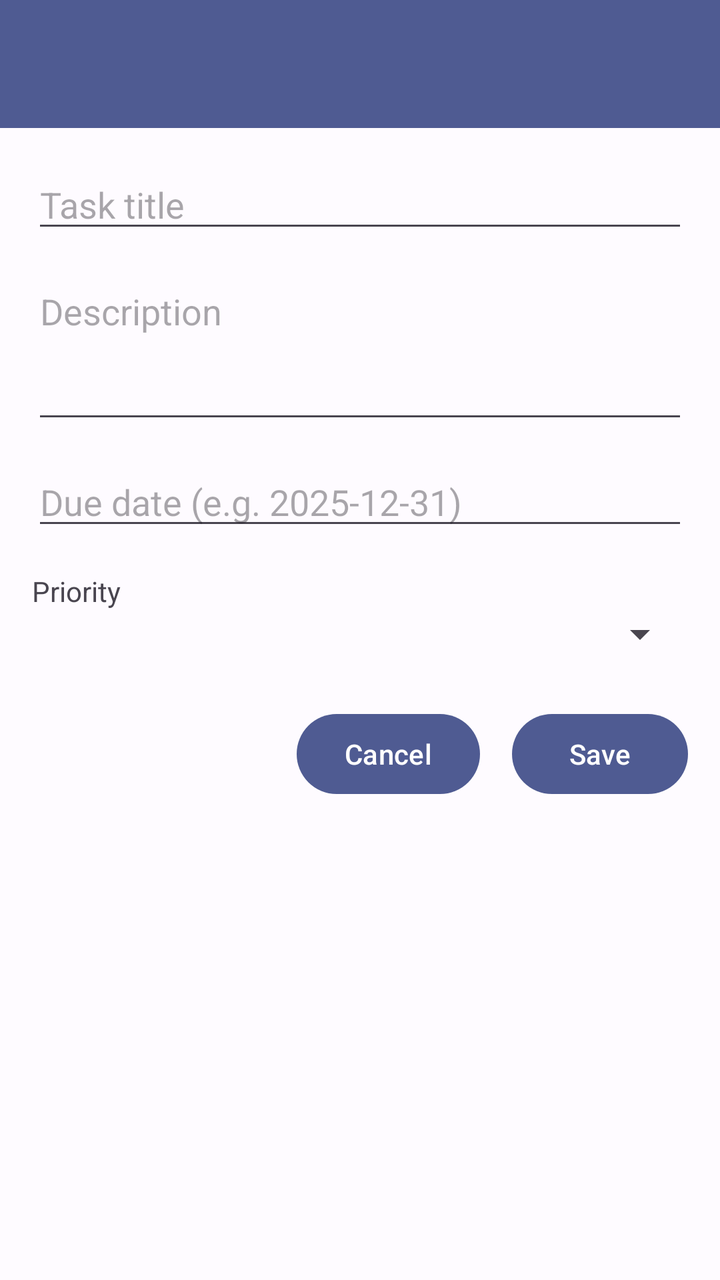
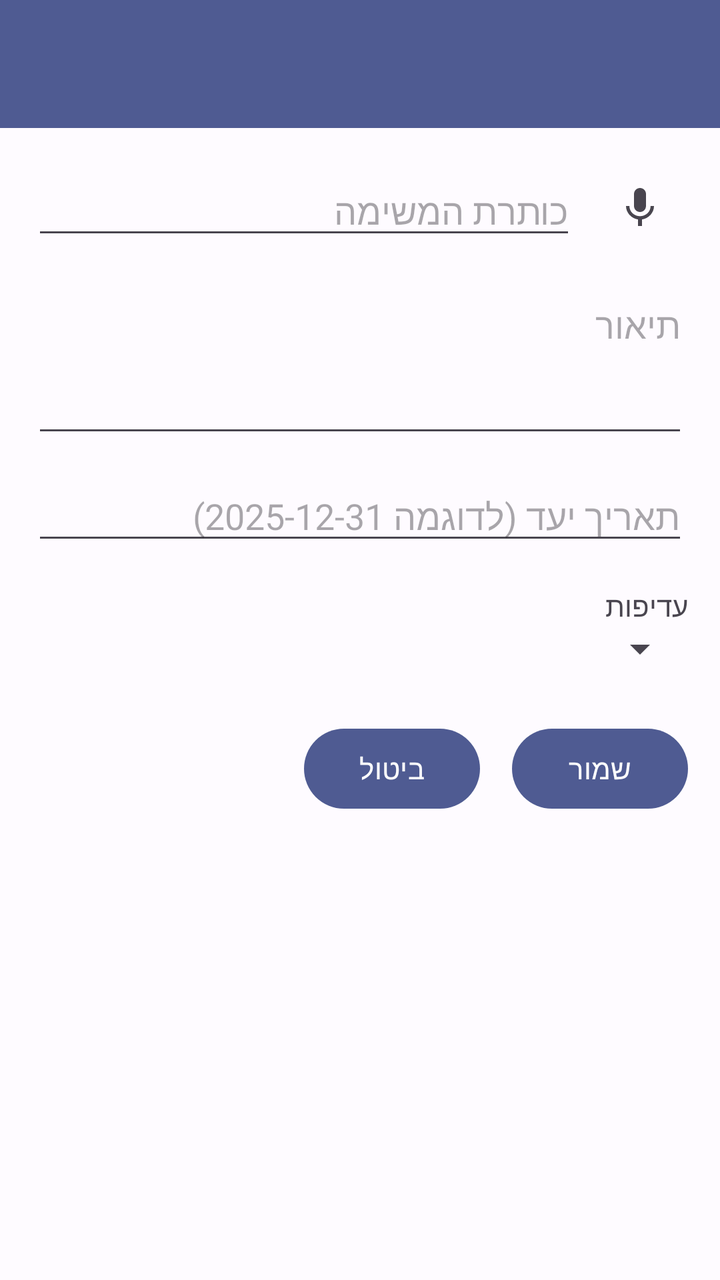

The first picture is an Android layout as it rendered before a commit; the second is the same layout after the commit. The layout source and the unified diff follow.
<!-- AndroidManifest.xml: application theme Theme.TaskMasterFinalProject -->
<!-- res/layout/activity_add_task.xml -->
<?xml version="1.0" encoding="utf-8"?>
<androidx.constraintlayout.widget.ConstraintLayout xmlns:android="http://schemas.android.com/apk/res/android"
    xmlns:app="http://schemas.android.com/apk/res-auto"
    xmlns:tools="http://schemas.android.com/tools"
    android:layout_width="match_parent"
    android:layout_height="match_parent"
    tools:context=".addtask.AddTaskActivity">

    <androidx.appcompat.widget.Toolbar
        android:id="@+id/toolbar"
        android:layout_width="match_parent"
        android:layout_height="?attr/actionBarSize"
        android:background="?attr/colorPrimary"
        android:theme="?attr/actionBarTheme"
        app:titleTextColor="?attr/colorOnPrimary"
        app:layout_constraintTop_toTopOf="parent"
        app:layout_constraintStart_toStartOf="parent"
        app:layout_constraintEnd_toEndOf="parent" />

    <androidx.core.widget.NestedScrollView
        android:id="@+id/add_task_scroll"
        android:layout_width="0dp"
        android:layout_height="0dp"
        android:fillViewport="true"
        android:padding="16dp"
        app:layout_constraintTop_toBottomOf="@id/toolbar"
        app:layout_constraintBottom_toBottomOf="parent"
        app:layout_constraintStart_toStartOf="parent"
        app:layout_constraintEnd_toEndOf="parent">

        <LinearLayout
            android:layout_width="match_parent"
            android:layout_height="wrap_content"
            android:orientation="vertical">
            
            

            <EditText
                android:id="@+id/edit_task_title"
                android:layout_width="match_parent"
                android:layout_height="wrap_content"
                android:hint="@string/hint_task_title"
                android:inputType="textCapSentences" />

            <EditText
                android:id="@+id/edit_task_description"
                android:layout_width="match_parent"
                android:layout_height="wrap_content"
                android:hint="@string/hint_task_description"
                android:inputType="textMultiLine"
                android:minLines="3"
                android:gravity="top"
                android:layout_marginTop="12dp" />

            <EditText
                android:id="@+id/edit_task_due_date"
                android:layout_width="match_parent"
                android:layout_height="wrap_content"
                android:hint="@string/hint_task_due_date"
                android:inputType="none"
                android:focusable="false"
                android:clickable="true"
                android:layout_marginTop="12dp" />

            <TextView
                android:id="@+id/text_priority_label"
                android:layout_width="match_parent"
                android:layout_height="wrap_content"
                android:text="@string/label_priority"
                android:layout_marginTop="16dp" />

            <Spinner
                android:id="@+id/spinner_task_priority"
                android:layout_width="match_parent"
                android:layout_height="wrap_content" />

            <LinearLayout
                android:id="@+id/layout_buttons"
                android:layout_width="match_parent"
                android:layout_height="wrap_content"
                android:orientation="horizontal"
                android:gravity="end"
                android:layout_marginTop="24dp">

                <Button
                    android:id="@+id/button_cancel_task"
                    android:layout_width="wrap_content"
                    android:layout_height="wrap_content"
                    android:text="@string/button_cancel" />

                <Button
                    android:id="@+id/button_save_task"
                    android:layout_width="wrap_content"
                    android:layout_height="wrap_content"
                    android:text="@string/button_save"
                    android:layout_marginStart="16dp" />

            </LinearLayout>

        </LinearLayout>

    </androidx.core.widget.NestedScrollView>

</androidx.constraintlayout.widget.ConstraintLayout>
<!-- resources referenced by this layout -->
<resources>
  <string name="button_cancel">Cancel</string>
  <string name="button_save">Save</string>
  <string name="hint_task_description">Description</string>
  <string name="hint_task_due_date">Due date (e.g. 2025-12-31)</string>
  <string name="hint_task_title">Task title</string>
  <string name="label_priority">Priority</string>
  <style name="Theme.TaskMasterFinalProject" parent="Base.Theme.TaskMasterFinalProject" />
  <color name="md_theme_light_primary">#4F5B92</color>
  <color name="md_theme_light_onPrimary">#FFFFFF</color>
  <color name="md_theme_light_primaryContainer">#DDE1FF</color>
  <color name="md_theme_light_onPrimaryContainer">#06164B</color>
  <color name="md_theme_light_secondary">#595D72</color>
  <color name="md_theme_light_onSecondary">#FFFFFF</color>
  <color name="md_theme_light_secondaryContainer">#DEE1F9</color>
  <color name="md_theme_light_onSecondaryContainer">#161B2C</color>
  <color name="md_theme_light_tertiary">#75546F</color>
  <color name="md_theme_light_onTertiary">#FFFFFF</color>
  <color name="md_theme_light_tertiaryContainer">#FFD7F5</color>
  <color name="md_theme_light_onTertiaryContainer">#2C1229</color>
  <color name="md_theme_light_error">#BA1A1A</color>
  <color name="md_theme_light_onError">#FFFFFF</color>
  <color name="md_theme_light_errorContainer">#FFDAD6</color>
  <color name="md_theme_light_onErrorContainer">#410002</color>
  <color name="md_theme_light_background">#FEFBFF</color>
  <color name="md_theme_light_onBackground">#1B1B1F</color>
  <color name="md_theme_light_surface">#FEFBFF</color>
  <color name="md_theme_light_onSurface">#1B1B1F</color>
  <color name="md_theme_light_surfaceVariant">#E3E1EC</color>
  <color name="md_theme_light_onSurfaceVariant">#46464F</color>
  <color name="md_theme_light_outline">#767680</color>
  <!-- unchanged entries left out for length: 1 -->
</resources>

<!-- the commit's change to res/layout/activity_add_task.xml (unified diff, before → after) -->
@@ -35,12 +35,30 @@
             
             
 
-            <EditText
-                android:id="@+id/edit_task_title"
+            <LinearLayout
                 android:layout_width="match_parent"
                 android:layout_height="wrap_content"
-                android:hint="@string/hint_task_title"
-                android:inputType="textCapSentences" />
+                android:orientation="horizontal"
+                android:gravity="center_vertical">
+
+                <EditText
+                    android:id="@+id/edit_task_title"
+                    android:layout_width="0dp"
+                    android:layout_height="wrap_content"
+                    android:layout_weight="1"
+                    android:hint="@string/hint_task_title"
+                    android:inputType="textCapSentences" />
+
+                <ImageButton
+                    android:id="@+id/button_voice_input"
+                    android:layout_width="48dp"
+                    android:layout_height="48dp"
+                    android:background="?attr/selectableItemBackgroundBorderless"
+                    android:contentDescription="@string/voice_input"
+                    android:src="@drawable/ic_mic"
+                    android:layout_marginStart="8dp" />
+
+            </LinearLayout>
 
             <EditText
                 android:id="@+id/edit_task_description"
<!-- resource entries referenced after the edit -->
@@ -1,11 +1,23 @@
 <!-- resources referenced by this layout -->
 <resources>
-  <string name="button_cancel">Cancel</string>
-  <string name="button_save">Save</string>
-  <string name="hint_task_description">Description</string>
-  <string name="hint_task_due_date">Due date (e.g. 2025-12-31)</string>
-  <string name="hint_task_title">Task title</string>
-  <string name="label_priority">Priority</string>
+  <!-- drawable ic_mic (drawable) -->
+  <vector xmlns:android="http://schemas.android.com/apk/res/android"
+      android:width="24dp"
+      android:height="24dp"
+      android:viewportWidth="24.0"
+      android:viewportHeight="24.0"
+      android:tint="?attr/colorControlNormal">
+      <path
+          android:fillColor="@android:color/white"
+          android:pathData="M12,14c1.66,0 2.99,-1.34 2.99,-3L15,5c0,-1.66 -1.34,-3 -3,-3S9,3.34 9,5v6c0,1.66 1.34,3 3,3zM17.3,11c0,3 -2.54,5.1 -5.3,5.1S6.7,14 6.7,11H5c0,3.41 2.72,6.23 6,6.72V21h2v-3.28c3.28,-0.48 6,-3.3 6,-6.72h-1.7z"/>
+  </vector>
+  <string name="button_cancel">ביטול</string>
+  <string name="button_save">שמור</string>
+  <string name="hint_task_description">תיאור</string>
+  <string name="hint_task_due_date">תאריך יעד (לדוגמה 2025-12-31)</string>
+  <string name="hint_task_title">כותרת המשימה</string>
+  <string name="label_priority">עדיפות</string>
+  <string name="voice_input">קלט קולי</string>
   <style name="Theme.TaskMasterFinalProject" parent="Base.Theme.TaskMasterFinalProject" />
   <color name="md_theme_light_primary">#4F5B92</color>
   <color name="md_theme_light_onPrimary">#FFFFFF</color>
